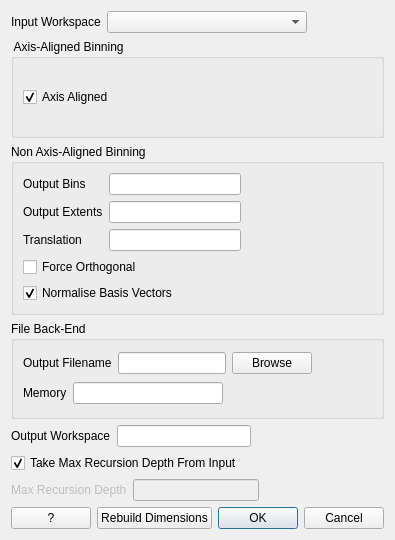
mantidproject/mantid, file Code/Mantid/MantidQt/CustomDialogs/inc/MantidQtCustomDialogs/SlicingAlgorithmDialog.ui: the form before one commit.
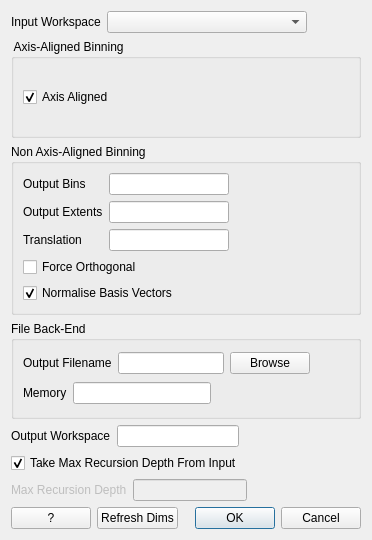
The form after the commit. Custom widgets are drawn as their Qt base class.

Commit message: refs #5018. Force refresh option.

The edit to the form file:
```diff
--- a/Code/Mantid/MantidQt/CustomDialogs/inc/MantidQtCustomDialogs/SlicingAlgorithmDialog.ui
+++ b/Code/Mantid/MantidQt/CustomDialogs/inc/MantidQtCustomDialogs/SlicingAlgorithmDialog.ui
@@ -6,7 +6,7 @@
    <rect>
     <x>0</x>
     <y>0</y>
-    <width>346</width>
+    <width>372</width>
     <height>540</height>
    </rect>
   </property>
@@ -384,7 +384,7 @@
      <item>
       <widget class="QPushButton" name="btn_rebuild_dimensions">
        <property name="text">
-        <string>Rebuild Dimensions</string>
+        <string>Refresh Dims</string>
        </property>
       </widget>
      </item>
```
Left out of the diff: 3 changed lines with no effect on the pictures.
